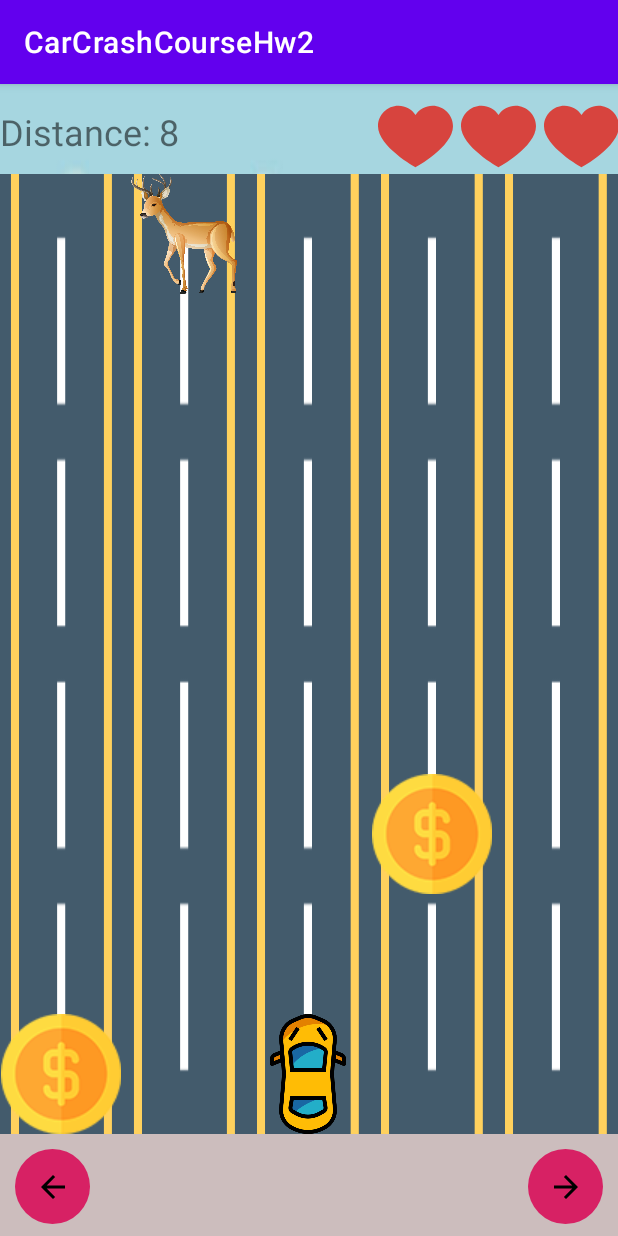
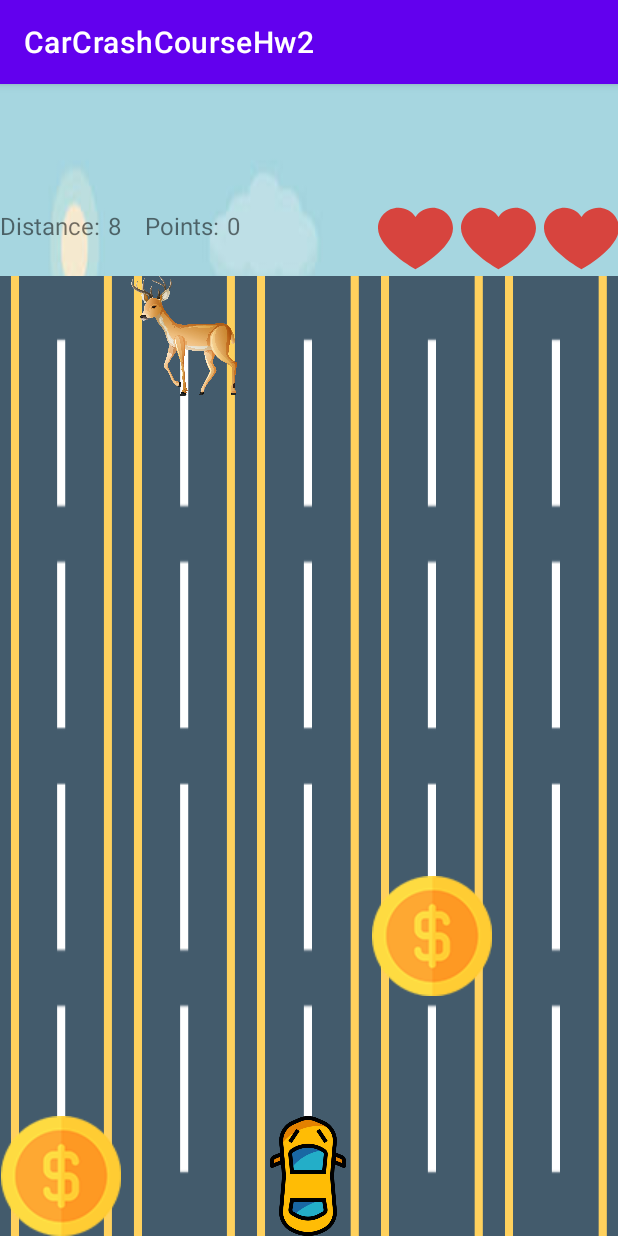
Before and after one commit to Tomer258/CarCrashCourseHw2, an Android app: the screen it shows after launch (game_content), after a tap on an icon or button, on a phone screen of 412 x 824 dp. Run offline under Robolectric (Android 15) with nearby library versions, the phone set to English and light mode, and no system bars; 1 statement that could not run was skipped.

Commit message:
added:     -combined sensor and button to 1     -added points

```diff
--- a/app/src/main/java/com/example/carcrashcoursehw2/game_content.java
+++ b/app/src/main/java/com/example/carcrashcoursehw2/game_content.java
@@ -1,9 +1,15 @@
 package com.example.carcrashcoursehw2;
 
 import android.content.SharedPreferences;
+import android.hardware.Sensor;
+import android.hardware.SensorEvent;
+import android.hardware.SensorEventListener;
+import android.hardware.SensorManager;
 import android.os.Bundle;
+import android.view.View;
 import android.widget.ImageButton;
 import android.widget.ImageView;
+import android.widget.LinearLayout;
 import android.widget.TextView;
 
 import androidx.appcompat.app.AppCompatActivity;
@@ -11,9 +17,13 @@ import androidx.appcompat.app.AppCompatActivity;
 import com.example.carcrashcoursehw2.logic.gameManager;
 import com.example.carcrashcoursehw2.logic.Lane;
 
-public class game_content extends AppCompatActivity {
+public class game_content extends AppCompatActivity implements SensorEventListener {
     private ImageButton rightBtn,leftBtn;
-    private TextView score;
+    private TextView score,points;
+
+    private SensorManager sensorManager;
+    private Sensor gyroscope;
+    private float rollAngle = 0.0f;
     private gameManager gm;
     @Override
     protected void onCreate(Bundle savedInstanceState) {
@@ -26,6 +36,7 @@ public class game_content extends AppCompatActivity {
     @Override
     protected void onPause() {
         super.onPause();
+        sensorManager.unregisterListener(this);
         gm.killHandler();
     }
 
@@ -38,6 +49,7 @@ public class game_content extends AppCompatActivity {
     @Override
     protected void onResume() {
         super.onResume();
+        sensorManager.registerListener(this, gyroscope, SensorManager.SENSOR_DELAY_NORMAL);
         gm.restartHandler();
     }
 
@@ -46,6 +58,7 @@ public class game_content extends AppCompatActivity {
         int delay=getIntent().getIntExtra("speed",1000);
 
         score=findViewById(R.id.score);
+        points.findViewById(R.id.points);
         ImageView[] iLane1 ={findViewById(R.id.firstLaneDeer1),findViewById(R.id.firstLaneDeer2),
                             findViewById(R.id.firstLaneDeer3),findViewById(R.id.firstLaneDeer4),
                             findViewById(R.id.firstLaneDeer5),findViewById(R.id.firstLaneDeer6),
@@ -77,21 +90,67 @@ public class game_content extends AppCompatActivity {
         Lane mLane4= new Lane(0,iLane4);
         Lane mLane5= new Lane(0,iLane5);
         gm =new gameManager(this,new Lane[]{mLane1, mLane2, mLane3, mLane4, mLane5},
-            new ImageView[]{findViewById(R.id.heart1),findViewById(R.id.heart2),findViewById(R.id.heart3)},score,delay);
+            new ImageView[]{findViewById(R.id.heart1),findViewById(R.id.heart2),findViewById(R.id.heart3)},score,delay,points);
 
     }
     private void initialStartingValues() {
-        rightBtn=findViewById(R.id.RightBTN);
-        leftBtn=findViewById(R.id.leftBTN);
-        setBtnOnClicks();
+        int mode=getIntent().getIntExtra("mode",-1);
+        switch (mode)
+        {
+            case 0:
+            {
+                setBtnOnClicks();
+            }
+            case 1:
+            {
+                LinearLayout linearLayout=(LinearLayout)findViewById(R.id.buttonsLayout);
+                linearLayout.setVisibility(View.GONE);
+                initialSensor();
+            }
+        }
+
+    }
+
+    private void initialSensor()
+    {
+        sensorManager = (SensorManager) getSystemService(this.SENSOR_SERVICE);
+        gyroscope = sensorManager.getDefaultSensor(Sensor.TYPE_GYROSCOPE);
     }
 
     private void setBtnOnClicks() {
+        rightBtn=findViewById(R.id.RightBTN);
+        leftBtn=findViewById(R.id.leftBTN);
+
         rightBtn.setOnClickListener(v -> gm.moveCar(1));
         leftBtn.setOnClickListener(v -> gm.moveCar(0));
     }
 
+    @Override
+    public void onSensorChanged(SensorEvent event) {
+        if (event.sensor.getType() == Sensor.TYPE_GYROSCOPE) {
+            float x = event.values[0];
+            float y = event.values[1];
+            float z = event.values[2];
 
+            float deltaRoll = y * (180 / (float) Math.PI) * (event.timestamp - rollAngle) / 1000000000.0f;
+            rollAngle = event.timestamp;
+
+            if (deltaRoll < -5) {
+                // Phone is rolled left
+                gm.moveCar(0);
+            } else if (deltaRoll > 5) {
+                // Phone is rolled right
+                gm.moveCar(1);
+            } else {
+                // Phone is not rolled
+            }
+        }
+    }
+
+    @Override
+    public void onAccuracyChanged(Sensor sensor, int accuracy) {
+        // Do nothing
+    }
 
 
 }
--- a/app/src/main/java/com/example/carcrashcoursehw2/game_content_sensor.java
+++ b/app/src/main/java/com/example/carcrashcoursehw2/game_content_sensor.java
@@ -46,7 +46,7 @@ public class game_content_sensor extends AppCompatActivity implements SensorEven
     protected void onResume() {
         super.onResume();
         sensorManager.registerListener(this, gyroscope, SensorManager.SENSOR_DELAY_NORMAL);
-        gm.restartHandler();
+        //gm.restartHandler();
     }
 
     private void initialGameManager() {
@@ -81,8 +81,8 @@ public class game_content_sensor extends AppCompatActivity implements SensorEven
         Lane mLane3= new Lane(1,iLane3);
         Lane mLane4= new Lane(0,iLane4);
         Lane mLane5= new Lane(0,iLane5);
-        gm =new gameManager(this,new Lane[]{mLane1, mLane2, mLane3, mLane4, mLane5},
-            new ImageView[]{findViewById(R.id.heart1),findViewById(R.id.heart2),findViewById(R.id.heart3)}, score,500);
+       // gm =new gameManager(this,new Lane[]{mLane1, mLane2, mLane3, mLane4, mLane5},
+            //new ImageView[]{findViewById(R.id.heart1),findViewById(R.id.heart2),findViewById(R.id.heart3)}, score,500,);
 
     }
     private void initialStartingValues() {
--- a/app/src/main/java/com/example/carcrashcoursehw2/logic/gameManager.java
+++ b/app/src/main/java/com/example/carcrashcoursehw2/logic/gameManager.java
@@ -19,12 +19,13 @@ import java.util.Random;
 
 
 public class gameManager {
+   private  final int POINTS_ADD = 10;
    Random r = new Random();
    private final int SCORE_ADD=8;
-   private final TextView score;
+   private final TextView score,points;
    private final Lane[] lanes;
    private final ImageView[] hearts;
-   private int droppedHeartCounter = 0,max=0,scoreInNum=0,distanceCounter=0,delay=500;
+   private int droppedHeartCounter = 0,max=0,scoreInNum=0,distanceCounter=0,delay,pointsInNum=0;
    private final Context c;
    Vibrator vibrator;
    private MediaPlayer mediaPlayer;
@@ -33,12 +34,13 @@ public class gameManager {
 
    Runnable runnable2;
 
-   public gameManager(Context c, Lane[] lanes, ImageView[] hearts, TextView score,int delay) {
+   public gameManager(Context c, Lane[] lanes, ImageView[] hearts, TextView score,int delay, TextView points) {
       this.c = c;
       vibrator = (Vibrator) c.getSystemService(Context.VIBRATOR_SERVICE);
       this.lanes = lanes;
       this.hearts = hearts;
       this.score=score;
+      this.points=points;
       mediaPlayer=MediaPlayer.create(c, R.raw.crash);
       this.delay=delay;
    }
@@ -322,7 +324,8 @@ public class gameManager {
       return (r.nextInt(100)>=40);
    }
    private void addPoints() {
-      Log.i("Coin: "," +10 Points!");
+      pointsInNum+=POINTS_ADD;
+      points.setText("" +pointsInNum);
    }
    private  void addScore()
    {
--- a/app/src/main/res/layout/activity_game_content.xml
+++ b/app/src/main/res/layout/activity_game_content.xml
@@ -16,7 +16,7 @@
             android:layout_height="wrap_content"
             android:id="@+id/distanceText"
             android:text="Distance:"
-            android:textSize="24sp"
+            android:textSize="16sp"
 
             android:layout_marginTop="15dp"
             />
@@ -29,8 +29,31 @@
             android:layout_marginTop="15dp"
             android:layout_marginLeft="5dp"
             android:text="0"
-            android:textSize="24sp"
+            android:textSize="16sp"
             />
+
+        <TextView
+            android:layout_width="wrap_content"
+            android:layout_height="wrap_content"
+            android:id="@+id/pointsText"
+            android:text="Points:"
+            android:textSize="16sp"
+            android:layout_toEndOf="@+id/score"
+            android:layout_marginTop="15dp"
+            android:layout_marginLeft="15dp"
+            />
+
+        <TextView
+            android:layout_width="wrap_content"
+            android:layout_height="wrap_content"
+            android:id="@+id/points"
+            android:layout_toEndOf="@+id/pointsText"
+            android:layout_marginTop="15dp"
+            android:layout_marginLeft="5dp"
+            android:text="0"
+            android:textSize="16sp"
+            />
+
 
         <LinearLayout
             android:layout_width="160dp"
@@ -451,6 +474,7 @@
         android:layout_width="match_parent"
         android:layout_height="wrap_content"
         android:layout_gravity="bottom"
+        android:id="@+id/buttonsLayout"
         android:background="@color/customWhite">
 
         <ImageButton
```
Also changed, not shown: app/src/main/java/com/example/carcrashcoursehw2/MainActivity.java (+6 -1 lines).
